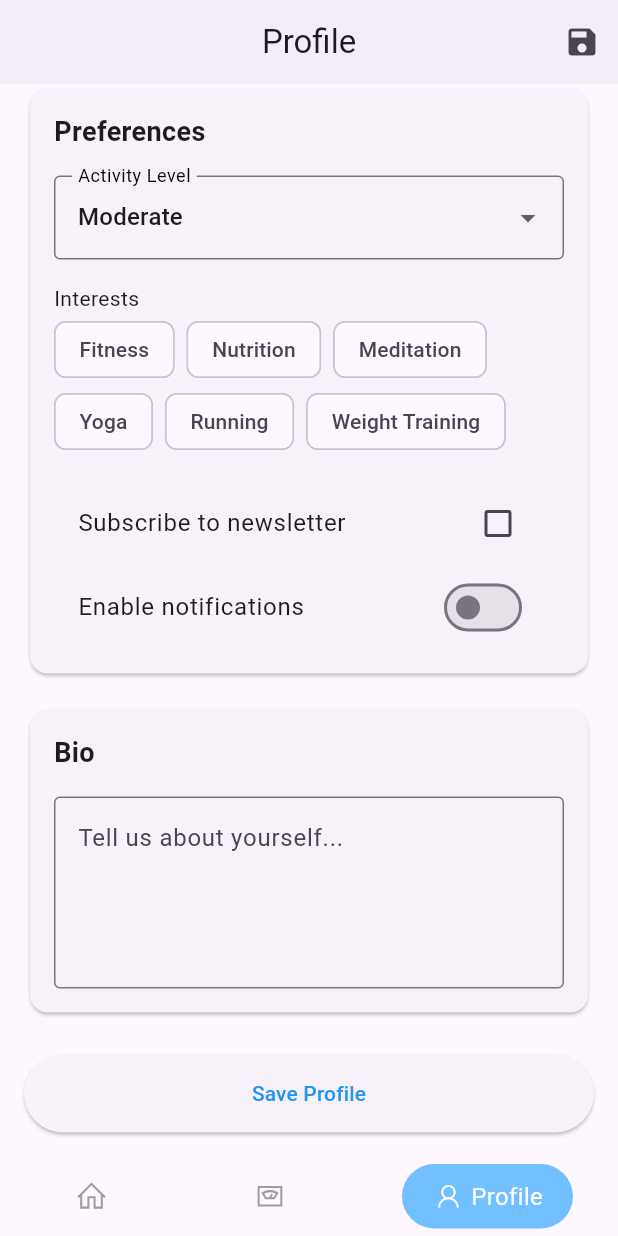
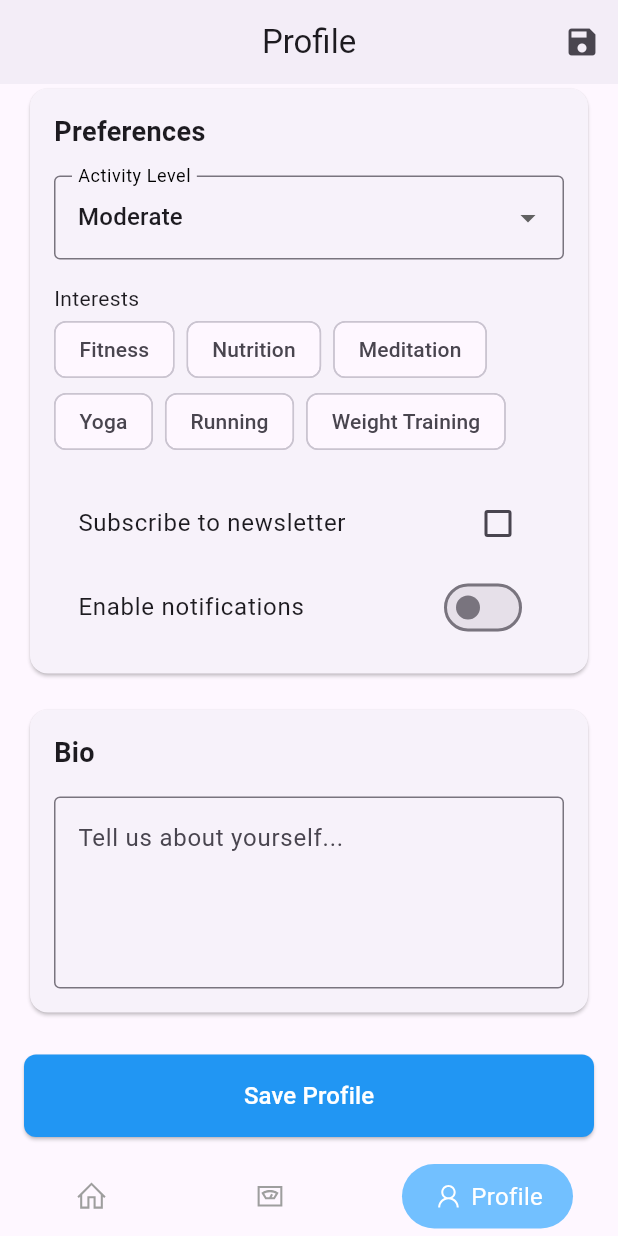
Before and after one commit to DimasBaskara666/whocare, a Flutter app: the screen it shows after launch, item 3 of the bottom bar chosen, scrolled down 709 dp, on a phone screen of 412 x 824 dp. Run offline on Flutter 3.47's test engine with Material 3 defaults, Android fonts, the light colour scheme and no system bars; drawn by our look-alikes of google_nav_bar; our stand-ins replace line_icons.

Commit message:
profilepage update

```diff
--- a/lib/screens/profile_page.dart
+++ b/lib/screens/profile_page.dart
@@ -443,10 +443,20 @@ class _ProfilePageState extends State<ProfilePage> {
                 }
               },
               style: ElevatedButton.styleFrom(
+                backgroundColor: Colors.blue,
                 padding: const EdgeInsets.symmetric(vertical: 16),
+                shape: RoundedRectangleBorder(
+                  borderRadius: BorderRadius.circular(8),
                 ),
-                child: const Text('Save Profile',
-                    style: TextStyle(color: Colors.blue))),
+              ),
+              child: const Text(
+                'Save Profile',
+                style: TextStyle(
+                  color: Colors.white,
+                  fontSize: 16,
+                ),
+              ),
+            ),
           ],
         ),
       ),
```
Lines whose indentation alone changed are shown as unchanged.
